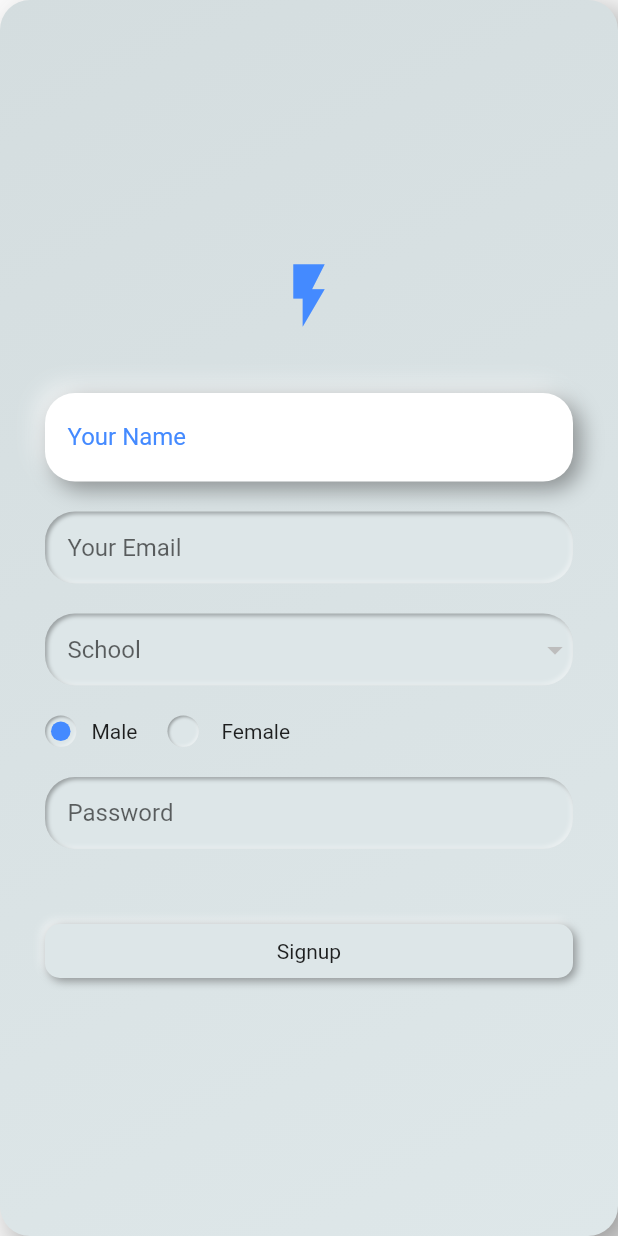
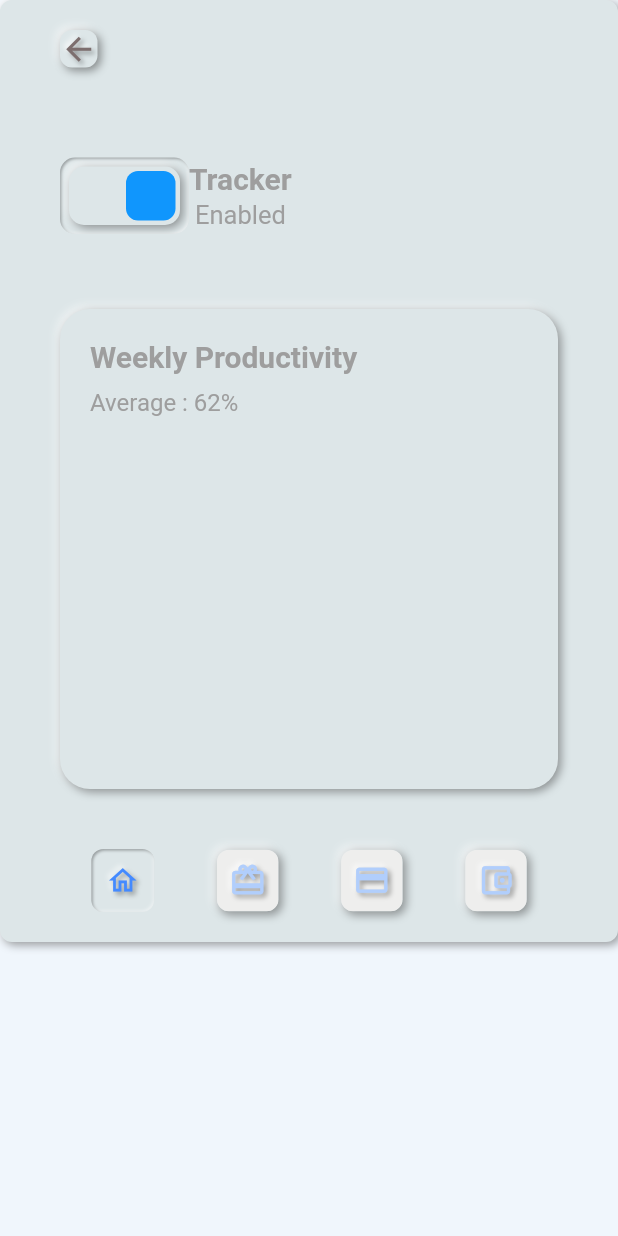
Before and after one commit to RahulRudraS7/NeumorphicPractises, a Flutter app: the screen it shows after launch, on a phone screen of 412 x 824 dp. Run offline on Flutter 3.47's test engine with Material 2 defaults, Android fonts, the phone set to English and light mode, and no system bars; drawn by our look-alikes of flutter_form_builder, flutter_neumorphic; our stand-ins replace device_preview.

Commit message:
task 3 started

```diff
--- /dev/null
+++ b/lib/Screens/practise3.dart
@@ -0,0 +1,271 @@
+import 'package:flutter/src/widgets/container.dart';
+import 'package:flutter/src/widgets/framework.dart';
+import 'package:flutter_neumorphic/flutter_neumorphic.dart';
+
+class ThirdCard2 extends StatefulWidget {
+  const ThirdCard2({super.key});
+
+  @override
+  State<ThirdCard2> createState() => _ThirdCard2State();
+}
+
+class _ThirdCard2State extends State<ThirdCard2> {
+  bool Changed = true;
+  @override
+  Widget build(BuildContext context) {
+    return Scaffold(
+      backgroundColor: const Color(0xFFF0F6FC),
+      body: Neumorphic(
+        child: SafeArea(
+          child: SingleChildScrollView(
+            child: Padding(
+              padding: const EdgeInsets.symmetric(vertical: 20, horizontal: 40),
+              child: Column(
+                crossAxisAlignment: CrossAxisAlignment.start,
+                children: [
+                  Neumorphic(
+                    style: const NeumorphicStyle(
+                        shape: NeumorphicShape.concave,
+                        intensity: 0.8,
+                        surfaceIntensity: 0),
+                         child: NeumorphicIcon(
+                    Icons.arrow_back_sharp,
+                    size: 25,
+                    style: const NeumorphicStyle(
+                      color: Color.fromARGB(255, 124, 110, 110),
+                    ),
+                  ),
+
+
+                  ),
+                  // ================Comment to  create an imaginary Neumorphic Switch=================//
+
+//                     Neumorphic(
+//                       style: NeumorphicStyle(
+
+// shape: NeumorphicShape.flat,
+// depth: -2,
+// boxShape: NeumorphicBoxShape.roundRect(BorderRadius.circular(10))
+
+//                       ),
+//                       child: Padding(
+//                         padding: const EdgeInsets.all(8.0),
+//                         child: NeumorphicSwitch(
+
+//                           value:Changed,
+
+//                           onChanged: (value) => {
+//                            Changed = !Changed
+//                           },
+
+//                         ),
+//                       ),
+//                     ),
+
+                  const SizedBox(
+                    height: 60,
+                  ),
+                  Row(
+                    mainAxisAlignment: MainAxisAlignment.start,
+                    children: [
+
+                      InkWell(
+                        child: Changed
+                            ? const ButtonOnWidget()
+                            : const ButtonOffWidget(),
+                        onTap: () {
+                          setState(() {
+                            Changed = !Changed;
+                          });
+                        },
+                      ),
+
+                      Column(
+                        mainAxisAlignment: MainAxisAlignment.spaceBetween,
+                        children: const [
+                           SizedBox(width: 10),
+                          Text(
+                            "Tracker",
+                            style: TextStyle(
+                                fontWeight: FontWeight.bold,
+                                color: Colors.grey,
+                                fontSize: 20),
+                          ),
+                          SizedBox(height: 3),
+                          Text("Enabled",
+                              style: TextStyle(
+                                  fontWeight: FontWeight.w400,
+                                  color: Colors.grey,
+                                  fontSize: 17))
+                        ],
+                      )
+                    ],
+                  ),
+                  const SizedBox(
+                    height: 50,
+                  ),
+                  Neumorphic(
+                    padding: const EdgeInsets.only(top: 10, bottom: 10),
+                    style: NeumorphicStyle(
+                        boxShape: NeumorphicBoxShape.roundRect(
+                            BorderRadius.circular(20))),
+                    child: SizedBox(
+                      height: 300,
+                      width: double.infinity,
+                      child: Column(
+                        crossAxisAlignment: CrossAxisAlignment.start,
+                        children: const [
+                          Padding(
+                            padding: EdgeInsets.fromLTRB(20, 10, 0, 0),
+                            child: Text(
+                              "Weekly Productivity",
+                              style: TextStyle(
+                                  color: Colors.grey,
+                                  fontSize: 20,
+                                  fontWeight: FontWeight.bold),
+                            ),
+                          ),
+                          Padding(
+                            padding: EdgeInsets.fromLTRB(20, 10, 0, 0),
+                            child: Text(
+                              "Average : 62%",
+                              style: TextStyle(
+                                  color: Colors.grey,
+                                  fontSize: 16,
+                                  fontWeight: FontWeight.normal),
+                            ),
+                          ),
+                        ],
+                      ),
+                    ),
+                  ),
+                  const SizedBox(
+                    height: 40,
+                  ),
+                  Row(
+                    mainAxisAlignment: MainAxisAlignment.spaceAround,
+                    children: [
+                      Neumorphic(
+                        style: const NeumorphicStyle(
+                            shape: NeumorphicShape.convex, depth: -2),
+                        child: Container(
+                          padding: const EdgeInsets.all(10),
+                          child: NeumorphicIcon(
+                            Icons.home_outlined,
+                            size: 22,
+                            style:
+                                const NeumorphicStyle(color: Colors.blueAccent),
+                          ),
+                        ),
+                      ),
+                      const IconWidget(
+                        inactiveIcon: Icons.card_giftcard,
+                      ),
+                      const IconWidget(
+                        inactiveIcon: Icons.credit_card,
+                      ),
+                      const IconWidget(
+                        inactiveIcon: Icons.account_balance_wallet_outlined,
+                      )
+                    ],
+                  )
+                ],
+              ),
+            ),
+          ),
+        ),
+      ),
+    );
+  }
+}
+
+class ButtonOffWidget extends StatelessWidget {
+  const ButtonOffWidget({super.key});
+
+  @override
+  Widget build(BuildContext context) {
+    return Neumorphic(
+      padding: const EdgeInsets.all(6),
+      style: NeumorphicStyle(
+          depth: -2,
+          shape: NeumorphicShape.convex,
+          boxShape: NeumorphicBoxShape.roundRect(BorderRadius.circular(10))),
+      child: Neumorphic(
+        padding: const EdgeInsets.all(3),
+        style: NeumorphicStyle(
+            boxShape: NeumorphicBoxShape.roundRect(BorderRadius.circular(10))),
+        child: Row(
+          children: [
+
+            Container(
+              decoration: BoxDecoration(
+                  color: Color.fromARGB(255, 142, 154, 163),
+                  borderRadius: BorderRadius.circular(8)),
+              height: 33,
+              width: 33,
+            ),
+              const SizedBox(
+              width: 35,
+            ),
+          ],
+        ),
+      ),
+    );
+  }
+}
+
+
+class ButtonOnWidget extends StatelessWidget {
+  const ButtonOnWidget({super.key});
+
+  @override
+  Widget build(BuildContext context) {
+    return Neumorphic(
+      padding: const EdgeInsets.all(6),
+      style: NeumorphicStyle(
+          depth: -2,
+          shape: NeumorphicShape.convex,
+          boxShape: NeumorphicBoxShape.roundRect(BorderRadius.circular(10))),
+      child: Neumorphic(
+        padding: const EdgeInsets.all(3),
+        style: NeumorphicStyle(
+            boxShape: NeumorphicBoxShape.roundRect(BorderRadius.circular(10))),
+        child: Row(
+          children: [
+            const SizedBox(
+              width: 35,
+            ),
+            Container(
+              decoration: BoxDecoration(
+                  color: const Color(0xFF1096FD),
+                  borderRadius: BorderRadius.circular(8)),
+              height: 33,
+              width: 33,
+            ),
+          ],
+        ),
+      ),
+    );
+  }
+}
+
+
+class IconWidget extends StatelessWidget {
+  final IconData inactiveIcon;
+
+  const IconWidget({super.key, required this.inactiveIcon});
+
+  @override
+  Widget build(BuildContext context) {
+    return Neumorphic(
+        child: Container(
+      color: const Color.fromARGB(255, 238, 238, 237),
+      padding: const EdgeInsets.symmetric(horizontal: 8, vertical: 8),
+      child: NeumorphicIcon(
+        inactiveIcon,
+        size: 25,
+        style: const NeumorphicStyle(color: Color.fromARGB(255, 177, 206, 252)),
+      ),
+    ));
+  }
+}
--- a/lib/Screens/screen2.dart
+++ b/lib/Screens/screen2.dart
@@ -40,7 +40,7 @@ class SecondCard extends StatelessWidget {
                 ),
                 Wrap(
                   spacing: 40,
-                  runSpacing: 20,
+                  runSpacing: 40,
                   children: const [
                     CardWidgetTwo(
                       icon: Icons.alarm,
--- a/lib/main.dart
+++ b/lib/main.dart
@@ -2,9 +2,11 @@
 
 import 'package:device_preview/device_preview.dart';
 import 'package:finalprojects/Screens/practise1.dart';
+import 'package:finalprojects/Screens/practise3.dart';
 import 'package:finalprojects/Screens/screen2.dart';
+
 import 'package:flutter_neumorphic/flutter_neumorphic.dart';
-// import 'package:nuemo/Screens/screen2.dart';
+
 
 void main() {
   runApp(DevicePreview(
@@ -21,7 +23,8 @@ class MyApp extends StatelessWidget {
   Widget build(BuildContext context) {
     return const MaterialApp(
 
-      home: MyApp1(),
+      // home: MyApp1(),
+home:ThirdCard2(),
 // home:SecondCard(),
     );
   }
```
